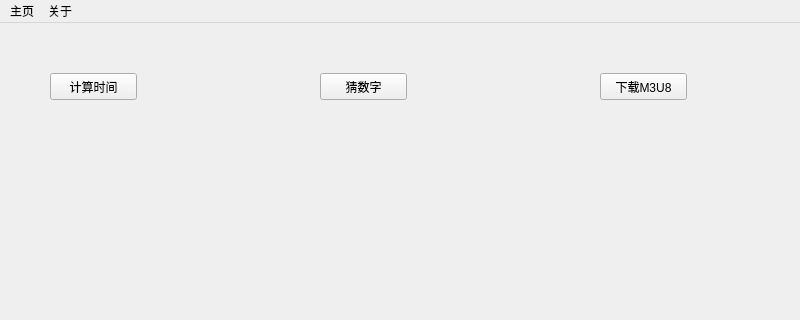
Before: the Qt Designer form qt_tools/main.ui in id10tttt/tools, drawn with Qt 5; both pictures show x 0 to 800 and y 0 to 320 of the 800 by 600 pixel window.
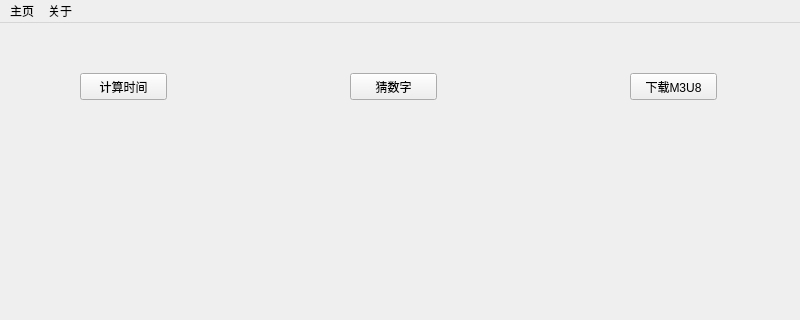
After: the same form once the commit is applied.

The edit to the form file:
```diff
--- a/qt_tools/main.ui
+++ b/qt_tools/main.ui
@@ -17,7 +17,7 @@
    <widget class="QPushButton" name="computeDayButton">
     <property name="geometry">
      <rect>
-      <x>50</x>
+      <x>80</x>
       <y>50</y>
       <width>87</width>
       <height>27</height>
@@ -30,7 +30,7 @@
    <widget class="QPushButton" name="guessNumberButton">
     <property name="geometry">
      <rect>
-      <x>320</x>
+      <x>350</x>
       <y>50</y>
       <width>87</width>
       <height>27</height>
@@ -43,7 +43,7 @@
    <widget class="QPushButton" name="downloadM3u8Button">
     <property name="geometry">
      <rect>
-      <x>600</x>
+      <x>630</x>
       <y>50</y>
       <width>87</width>
       <height>27</height>
```
